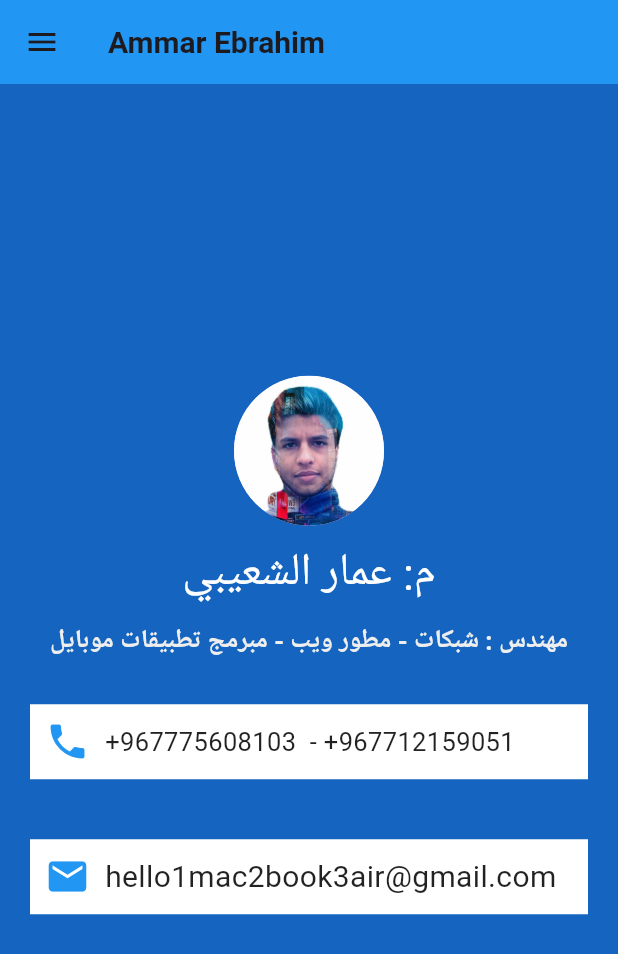
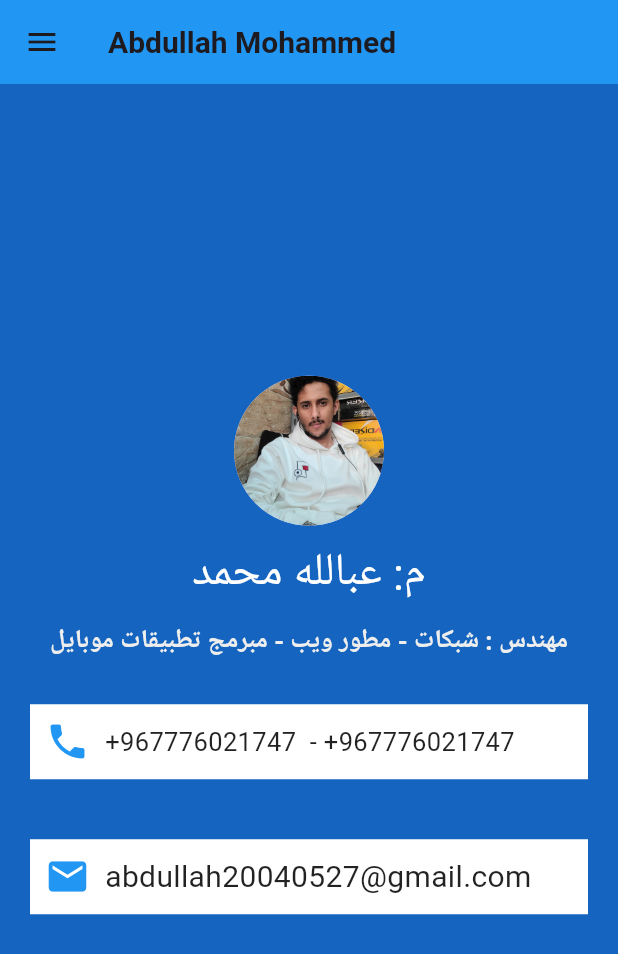
Before and after one commit to AmmarForProgramming/all_my_homework, a Flutter app: the screen it shows after launch, on a phone screen of 412 x 824 dp. Shown: the top 954 px of the screen. Run offline on Flutter 3.47's test engine with Material 3 defaults, Android fonts, the phone set to English and light mode, and no system bars; our stand-ins replace image_picker; Roboto replaces fonts that are missing (Cairo).

Commit message:
first commit

```diff
--- a/lib/home.dart
+++ b/lib/home.dart
@@ -12,7 +12,7 @@ class home extends StatelessWidget {
       home: Scaffold(
         backgroundColor: Colors.blue[800],
         appBar: AppBar(
-          title:const Text("Ammar Ebrahim", style: TextStyle(fontWeight: FontWeight.bold, fontSize: 20),),
+          title:const Text("Abdullah Mohammed", style: TextStyle(fontWeight: FontWeight.bold, fontSize: 20),),
           backgroundColor: Colors.blue,
         ),
         drawer: Drawer(
@@ -32,9 +32,9 @@ class home extends StatelessWidget {
                         child: Image.asset("assets/images/2.jpeg", fit: BoxFit.cover,),
                       )
                   ),
-                  Expanded(child: ListTile(
-                    title:const Text("Ammar Ebrahim"),
-                    subtitle:const Text("hello1mac2book3air@gmail.com"),
+                  const Expanded(child: ListTile(
+                    title: Text("Abdullah Mohammed"),
+                    subtitle: Text("abdullah20040527@gmail.com"),
                   ))
                 ],
               ),
@@ -112,7 +112,7 @@ class home extends StatelessWidget {
                 height: 10.0,
               ),
               const Text(
-                'م: عمار الشعيبي',
+                'م: عبالله محمد',
                 style: TextStyle(
                   fontSize: 30.0,
                   color: Colors.white,
@@ -145,7 +145,7 @@ class home extends StatelessWidget {
                       width: 10.0,
                     ),
                     Text(
-                      '+967775608103  - +967712159051',
+                      '+967776021747  - +967776021747',
                       style: TextStyle(
                         color: Colors.black87,
                         fontSize: 17.0,
@@ -171,8 +171,7 @@ class home extends StatelessWidget {
                     SizedBox(
                       width: 10.0,
                     ),
-                    Text(
-                      'hello1mac2book3air@gmail.com',
+                    Text('abdullah20040527@gmail.com',
                       style: TextStyle(
                         color: Colors.black87,
                         fontSize: 20.0,
--- a/lib/hw_1.dart
+++ b/lib/hw_1.dart
@@ -27,7 +27,7 @@ class hw_1 extends StatelessWidget {
           body: Container(
             alignment: Alignment.topRight,
             child: Text(
-              "الاسم: عمار الشعيبي \n التخصص: تقنيات معلومات \n الجنسيه: يمني \n العمر:22 \n المستوى: بكلوريوس \n : الاعمال السابقة \n ..........-1 \n .........-2 \n .........-3",
+              "الاسم: عبدالله محمد \n التخصص: تقنيات معلومات \n الجنسيه: يمني \n العمر:22 \n المستوى: بكلوريوس \n : الاعمال السابقة \n ..........-1 \n .........-2 \n .........-3",
               textAlign: TextAlign.right,
               style: const TextStyle(
                 fontSize: 30,
--- a/lib/hw_2.dart
+++ b/lib/hw_2.dart
@@ -16,7 +16,7 @@ class hw_2 extends StatelessWidget {
               Navigator.pushAndRemoveUntil(context, MaterialPageRoute(builder: (context) =>const HomeWork()), (route) => false);
             }, icon:const Icon(Icons.arrow_back_outlined)),
             backgroundColor: Colors.blue ,
-            title: const Text("Ammar Ebrahim"),
+            title: const Text("Abdullah Mohammed"),
             actions: [IconButton(onPressed: () {
 
             }, icon:const Icon(Icons.info_outline)) ,
@@ -30,7 +30,7 @@ class hw_2 extends StatelessWidget {
           body:Column(
             children: [
               Container(
-                child: Text("Ammar Ebrahim", style: TextStyle(fontSize: 30.5),),
+                child: Text("Abdullah Mohammed", style: TextStyle(fontSize: 30.5),),
                 margin:const EdgeInsets.fromLTRB(20, 20, 20, 0),
                 padding:const EdgeInsets.all(10),
                 color: Colors.blue,
--- a/lib/hw_4.dart
+++ b/lib/hw_4.dart
@@ -14,7 +14,7 @@ class hw_4 extends StatelessWidget {
           leading: IconButton(onPressed: () {
             Navigator.pushAndRemoveUntil(context, MaterialPageRoute(builder: (context) =>const HomeWork()), (route) => false);
           }, icon:const Icon(Icons.arrow_back_outlined)),
-          title:const Text("Ammar Ebrahim"),
+          title:const Text("Abdullah Mohammed"),
           backgroundColor: Colors.blue,
         ),
         body: Column(
--- a/lib/hw_5.dart
+++ b/lib/hw_5.dart
@@ -25,7 +25,7 @@ class HomeScreen extends StatelessWidget {
             Navigator.pushAndRemoveUntil(context, MaterialPageRoute(builder: (context) =>const HomeWork()), (route) => false);
           }, icon:const Icon(Icons.arrow_back_outlined)),
         ],
-        title:const Text("Ammar Ebrahim"),
+        title:const Text("Abdullah Mohammed"),
         backgroundColor: Colors.teal,
       ),
       drawer: Drawer(
@@ -47,7 +47,7 @@ class HomeScreen extends StatelessWidget {
                   ),
                   SizedBox(height: 10),
                   Text(
-                    'hello1mac2book3air@gmail.com',
+                    'abdullah20040527@gmail.com',
                     style: TextStyle(
                       color: Colors.white,
                       fontSize: 18,
--- a/lib/hw_6.dart
+++ b/lib/hw_6.dart
@@ -15,7 +15,7 @@ class hw_6 extends StatelessWidget {
           leading: IconButton(onPressed: () {
             Navigator.pushAndRemoveUntil(context, MaterialPageRoute(builder: (context) =>const HomeWork()), (route) => false);
           }, icon:const Icon(Icons.arrow_back_outlined)),
-          title:const Text("Ammar Ebrahim"),
+          title:const Text("Abduallh Mohammed"),
         ),
         backgroundColor: Colors.brown,
         body: Center(
--- a/lib/hw_8.dart
+++ b/lib/hw_8.dart
@@ -38,7 +38,7 @@ class _hw_8State extends State<hw_8> {
               Navigator.pushAndRemoveUntil(context, MaterialPageRoute(builder: (context) =>const HomeWork()), (route) => false);
             }, icon:const Icon(Icons.arrow_back_outlined)),
           ],
-          title:const Text("Ammar Ebrahim",style:TextStyle(fontSize: 20,fontWeight: FontWeight.bold,)),
+          title:const Text("Abdullah Mohammed",style:TextStyle(fontSize: 20,fontWeight: FontWeight.bold,)),
           centerTitle:true,
 
           backgroundColor: Colors.blue,
```
Also changed, not shown: assets/images/2.jpeg.
